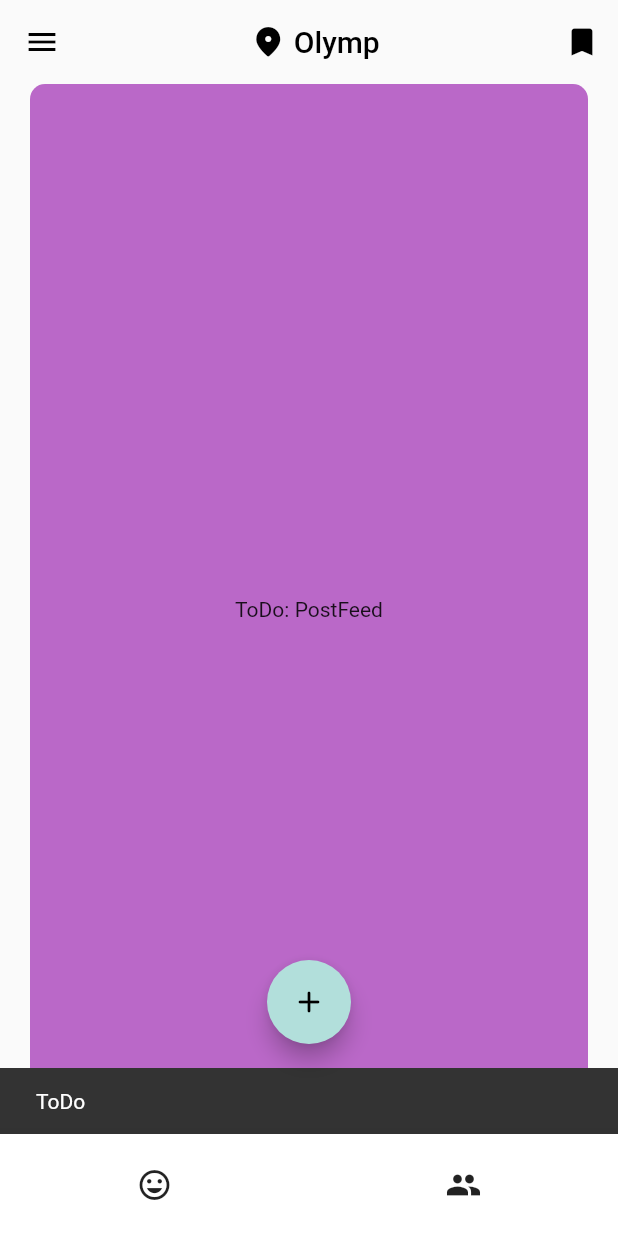
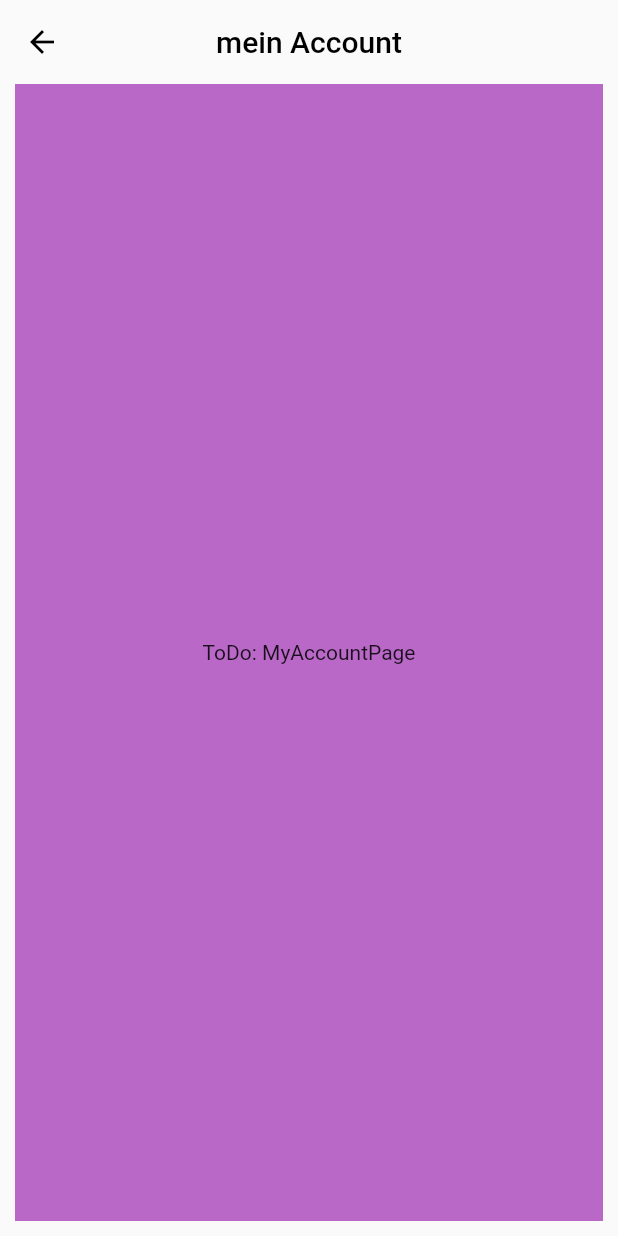
Before and after one commit to tim200002/fingerfunke-app, a Flutter app: the HomeView screen opened directly, after a tap on the "menu" icon, on a phone screen of 412 x 824 dp. Run offline on Flutter 3.47's test engine with Material 2 defaults, Android fonts, the light colour scheme and no system bars; our stand-ins replace bloc, cloud_firestore, equatable, firebase_auth, firebase_core, flutter_bloc and 3 more; accounts and stored records are empty; network calls fail.

Commit message:
worked on routing and first pages

```diff
--- a/lib/main.dart
+++ b/lib/main.dart
@@ -1,5 +1,6 @@
 import 'package:fingerfunke_app/app.dart';
 import 'package:fingerfunke_app/cubits/cubit/authentication_cubit.dart';
+import 'package:fingerfunke_app/routes.dart';
 import 'package:fingerfunke_app/utils/app_theme.dart';
 import 'package:fingerfunke_app/view/create_account/view/create_account_view.dart';
 import 'package:fingerfunke_app/view/splash/view/splash_page.dart';
@@ -46,6 +47,7 @@
           BlocProvider.of<AuthenticationCubit>(context)
               .connectListener(mapStateChangeToNavigationEvent);
           return MaterialApp(
+            routes: routes,
             navigatorKey: _navigator,
             theme: AppTheme.mainTheme,
             debugShowCheckedModeBanner: false,
--- /dev/null
+++ b/lib/routes.dart
@@ -0,0 +1,10 @@
+import 'package:fingerfunke_app/view/my_account/view/my_account_page.dart';
+import 'package:fingerfunke_app/view/saved/view/saved_page.dart';
+
+/// this variable holds the global routes that can be used within the app
+/// the widgets used with this routing should end with the suffix 'Page' to
+/// clarify how they're used
+final routes = {
+  '/saved': (context) => const SavedPage(),
+  '/account': (context) => const MyAccountPage(),
+};
--- a/lib/view/home/view/home_view.dart
+++ b/lib/view/home/view/home_view.dart
@@ -1,5 +1,6 @@
 import 'package:fingerfunke_app/utils/dev_tools.dart';
 import 'package:fingerfunke_app/view/post_feed/view/post_feed_view.dart';
+import 'package:fingerfunke_app/view/saved/view/saved_page.dart';
 import 'package:flutter/material.dart';
 
 class HomeView extends StatelessWidget {
@@ -41,11 +42,11 @@ class HomeView extends StatelessWidget {
       appBar: AppBar(
         title: _DEMOPlaceIndicator(),
         leading: IconButton(
-            onPressed: () => DevTools.showToDoSnackbar(context),
+            onPressed: () => Navigator.pushNamed(context, '/account'),
             icon: const Icon(Icons.menu)),
         actions: [
           IconButton(
-              onPressed: () => DevTools.showToDoSnackbar(context),
+              onPressed: () => Navigator.pushNamed(context, '/saved'),
               icon: const Icon(Icons.bookmark_outlined))
         ],
       ),
--- /dev/null
+++ b/lib/view/my_account/view/my_account_page.dart
@@ -0,0 +1,18 @@
+import 'package:fingerfunke_app/utils/dev_tools.dart';
+import 'package:flutter/material.dart';
+
+class MyAccountPage extends StatelessWidget {
+  const MyAccountPage({Key? key}) : super(key: key);
+
+  @override
+  Widget build(BuildContext context) {
+    return Scaffold(
+      appBar: AppBar(
+        title: const Text("mein Account"),
+      ),
+      body: Padding(
+          padding: const EdgeInsets.only(left: 10, right: 10, bottom: 10),
+          child: DevTools.placeholder("MyAccountPage")),
+    );
+  }
+}
```
Also changed, not shown: lib/view/saved/view/saved_page.dart (added, +18 -0 lines).
